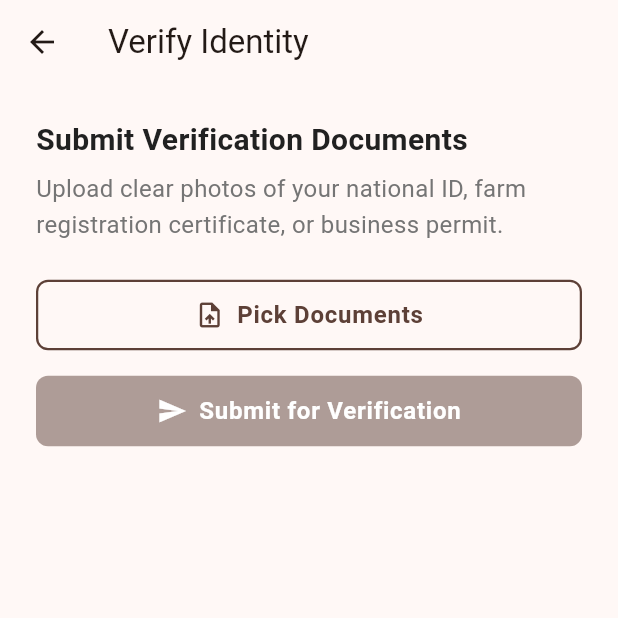
After one commit to Elvis-Kayonga/Brewmaster_Group40, a Flutter app: the VerificationRequestScreen screen opened directly, on a phone screen of 412 x 824 dp, the top half of it. The commit adds this screen. Run offline on Flutter 3.47's test engine with Material 3 defaults, Android fonts, the phone set to English and light mode, and no system bars; our stand-ins replace cloud_firestore, connectivity_plus, equatable, firebase_auth, firebase_core, firebase_messaging and 5 more; accounts and stored records are empty.

Commit message:
Dev 1+2: Task 26 - Verification UI (request screen, badge widget, integration)
- VerificationRequestScreen: image_picker document upload, status view (pending/verified/rejected), re-submit flow
- VerificationBadge widget: verified (green), pending (orange), rejected (red), unverified (hidden); compact icon-only mode with Tooltip
- profile_screen.dart: VerificationBadge + 'Get Verified' button for unverified/rejected users
- listing_card.dart: optional farmerVerificationStatus param shows compact VerificationBadge next to variety name
- 20 widget + unit property tests: badge propagation, compact mode, search prioritization, trusted buyer logic, color correctness
- flutter analyze: no issues

```diff
--- /dev/null
+++ b/lib/presentation/screens/profile/verification_request_screen.dart
@@ -0,0 +1,219 @@
+// Feature: brewmaster-verification
+// Screen allowing a user to submit identity/farm documents for verification.
+//
+// Requirements: 7.1, 7.2, 7.3
+// Developer: Developer 1
+
+import 'dart:io';
+import 'package:flutter/material.dart';
+import 'package:flutter_bloc/flutter_bloc.dart';
+import 'package:image_picker/image_picker.dart';
+
+import '../../../config/theme.dart';
+import '../../blocs/auth/auth_bloc.dart';
+import '../../blocs/verification/verification_bloc.dart';
+import '../../widgets/common/custom_button.dart';
+import '../../widgets/common/loading_indicator.dart';
+
+class VerificationRequestScreen extends StatefulWidget {
+  const VerificationRequestScreen({super.key});
+
+  @override
+  State<VerificationRequestScreen> createState() =>
+      _VerificationRequestScreenState();
+}
+
+class _VerificationRequestScreenState
+    extends State<VerificationRequestScreen> {
+  final List<File> _selectedFiles = [];
+  final _picker = ImagePicker();
+
+  @override
+  void initState() {
+    super.initState();
+    final authState = context.read<AuthBloc>().state;
+    if (authState is AuthAuthenticated) {
+      context
+          .read<VerificationBloc>()
+          .add(VerificationStatusLoadRequested(authState.profile.id));
+    }
+  }
+
+  Future<void> _pickDocuments() async {
+    final picked = await _picker.pickMultiImage();
+    if (picked.isNotEmpty) {
+      setState(() {
+        _selectedFiles.addAll(picked.map((x) => File(x.path)));
+      });
+    }
+  }
+
+  void _removeFile(int index) {
+    setState(() => _selectedFiles.removeAt(index));
+  }
+
+  void _submit() {
+    final authState = context.read<AuthBloc>().state;
+    if (authState is! AuthAuthenticated) return;
+    if (_selectedFiles.isEmpty) {
+      ScaffoldMessenger.of(context).showSnackBar(
+        const SnackBar(content: Text('Please select at least one document.')),
+      );
+      return;
+    }
+    context.read<VerificationBloc>().add(
+          VerificationDocumentSubmitted(
+            userId: authState.profile.id,
+            documents: List.from(_selectedFiles),
+          ),
+        );
+  }
+
+  @override
+  Widget build(BuildContext context) {
+    return Scaffold(
+      appBar: AppBar(
+        title: const Text('Verify Identity'),
+        elevation: 0,
+      ),
+      body: BlocConsumer<VerificationBloc, VerificationState>(
+        listener: (context, state) {
+          if (state is VerificationSubmitSuccess) {
+            ScaffoldMessenger.of(context).showSnackBar(
+              const SnackBar(
+                content: Text(
+                    'Documents submitted. We will review within 2 business days.'),
+              ),
+            );
+            Navigator.pop(context);
+          }
+          if (state is VerificationFailure) {
+            ScaffoldMessenger.of(context).showSnackBar(
+              SnackBar(
+                content: Text(state.message),
+                backgroundColor: AppTheme.errorColor,
+              ),
+            );
+          }
+        },
+        builder: (context, state) {
+          if (state is VerificationLoading) {
+            return const LoadingIndicator(message: 'Loading…');
+          }
+
+          // Show current status if already submitted
+          if (state is VerificationStatusLoaded &&
+              state.request != null) {
+            return _buildStatusView(state);
+          }
+
+          return _buildSubmitForm();
+        },
+      ),
+    );
+  }
+
+  Widget _buildStatusView(VerificationStatusLoaded state) {
+    final statusText = switch (state.status.name) {
+      'pending' => 'Your documents are under review.',
+      'verified' => 'Your account has been verified.',
+      'rejected' =>
+        'Your submission was rejected. Please re-submit with clearer documents.',
+      _ => 'Verification not started.',
+    };
+
+    final icon = switch (state.status.name) {
+      'verified' => Icons.verified,
+      'pending' => Icons.hourglass_top,
+      'rejected' => Icons.cancel_outlined,
+      _ => Icons.info_outline,
+    };
+
+    final color = switch (state.status.name) {
+      'verified' => AppTheme.successColor,
+      'pending' => AppTheme.warningColor,
+      'rejected' => AppTheme.errorColor,
+      _ => AppTheme.textSecondary,
+    };
+
+    return Padding(
+      padding: const EdgeInsets.all(AppTheme.padding24),
+      child: Column(
+        mainAxisAlignment: MainAxisAlignment.center,
+        children: [
+          Icon(icon, size: 72, color: color),
+          const SizedBox(height: AppTheme.padding16),
+          Text(statusText,
+              textAlign: TextAlign.center, style: AppTheme.body),
+          if (state.status.name == 'rejected') ...[
+            const SizedBox(height: AppTheme.padding24),
+            CustomButton(
+              text: 'Re-submit Documents',
+              onPressed: () => context.read<VerificationBloc>().add(
+                    VerificationStatusLoadRequested(
+                      (context.read<AuthBloc>().state as AuthAuthenticated)
+                          .profile
+                          .id,
+                    ),
+                  ),
+            ),
+          ],
+        ],
+      ),
+    );
+  }
+
+  Widget _buildSubmitForm() {
+    return SingleChildScrollView(
+      padding: const EdgeInsets.all(AppTheme.padding24),
+      child: Column(
+        crossAxisAlignment: CrossAxisAlignment.start,
+        children: [
+          Text('Submit Verification Documents', style: AppTheme.heading2),
+          const SizedBox(height: AppTheme.padding8),
+          Text(
+            'Upload clear photos of your national ID, farm registration certificate, or business permit.',
+            style: AppTheme.body.copyWith(color: AppTheme.textSecondary),
+          ),
+          const SizedBox(height: AppTheme.padding24),
+
+          // Document list
+          if (_selectedFiles.isNotEmpty) ...[
+            Text('Selected documents:', style: AppTheme.caption),
+            const SizedBox(height: AppTheme.padding8),
+            ..._selectedFiles.asMap().entries.map(
+                  (e) => ListTile(
+                    contentPadding: EdgeInsets.zero,
+                    leading: const Icon(Icons.insert_drive_file_outlined),
+                    title: Text(
+                      e.value.path.split('/').last,
+                      overflow: TextOverflow.ellipsis,
+                    ),
+                    trailing: IconButton(
+                      icon: const Icon(Icons.close, color: AppTheme.errorColor),
+                      onPressed: () => _removeFile(e.key),
+                    ),
+                  ),
+                ),
+            const SizedBox(height: AppTheme.padding16),
+          ],
+
+          CustomButton(
+            text: 'Pick Documents',
+            type: ButtonType.outlined,
+            isFullWidth: true,
+            leadingIcon: Icons.upload_file,
+            onPressed: _pickDocuments,
+          ),
+          const SizedBox(height: AppTheme.padding16),
+          CustomButton(
+            text: 'Submit for Verification',
+            isFullWidth: true,
+            leadingIcon: Icons.send,
+            onPressed: _selectedFiles.isEmpty ? null : _submit,
+          ),
+        ],
+      ),
+    );
+  }
+}
```
Also changed, not shown: lib/presentation/screens/profile/profile_screen.dart (+24 -0 lines), lib/presentation/widgets/common/verification_badge.dart (added, +72 -0 lines), lib/presentation/widgets/listing/listing_card.dart (+23 -4 lines), 2 other files.
